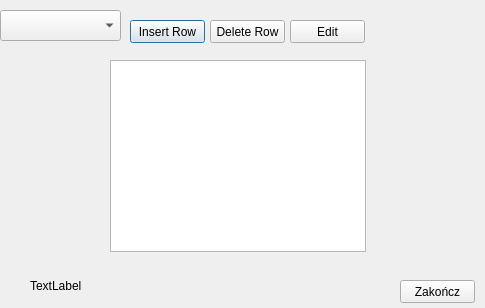
Above: DB_UI_main.ui from wkrt7/ZZP_project before the change. Below: the same form after it.
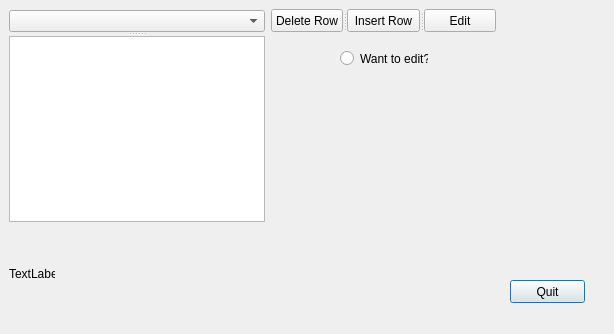
That is the form after the change.

Diff of the .ui file:
```diff
--- a/DB_UI_main.ui
+++ b/DB_UI_main.ui
@@ -6,97 +6,94 @@
    <rect>
     <x>0</x>
     <y>0</y>
-    <width>485</width>
-    <height>308</height>
+    <width>614</width>
+    <height>334</height>
    </rect>
   </property>
   <property name="windowTitle">
    <string>Dialog</string>
   </property>
-  <widget class="QComboBox" name="comboBox">
-   <property name="geometry">
-    <rect>
-     <x>0</x>
-     <y>10</y>
-     <width>121</width>
-     <height>31</height>
-    </rect>
-   </property>
-  </widget>
-  <widget class="QPushButton" name="pushButton">
-   <property name="geometry">
-    <rect>
-     <x>130</x>
-     <y>20</y>
-     <width>75</width>
-     <height>23</height>
-    </rect>
-   </property>
-   <property name="text">
-    <string>Insert Row</string>
-   </property>
-  </widget>
-  <widget class="QPushButton" name="pushButton_2">
-   <property name="geometry">
-    <rect>
-     <x>210</x>
-     <y>20</y>
-     <width>75</width>
-     <height>23</height>
-    </rect>
-   </property>
-   <property name="text">
-    <string>Delete Row</string>
-   </property>
-  </widget>
-  <widget class="QPushButton" name="pushButton_3">
-   <property name="geometry">
-    <rect>
-     <x>290</x>
-     <y>20</y>
-     <width>75</width>
-     <height>23</height>
-    </rect>
-   </property>
-   <property name="text">
-    <string>Edit</string>
-   </property>
-  </widget>
   <widget class="QPushButton" name="pushButton_4">
    <property name="geometry">
     <rect>
-     <x>400</x>
+     <x>510</x>
      <y>280</y>
      <width>75</width>
      <height>23</height>
     </rect>
    </property>
    <property name="text">
-    <string>Zakończ</string>
+    <string>Quit</string>
    </property>
   </widget>
   <widget class="QLabel" name="label">
    <property name="geometry">
     <rect>
-     <x>30</x>
-     <y>270</y>
-     <width>111</width>
-     <height>31</height>
+     <x>9</x>
+     <y>266</y>
+     <width>46</width>
+     <height>16</height>
     </rect>
    </property>
    <property name="text">
     <string>TextLabel</string>
    </property>
   </widget>
-  <widget class="QTableWidget" name="tableWidget">
+  <widget class="QRadioButton" name="radioButton">
    <property name="geometry">
     <rect>
-     <x>110</x>
-     <y>60</y>
+     <x>340</x>
+     <y>50</y>
+     <width>88</width>
+     <height>17</height>
+    </rect>
+   </property>
+   <property name="text">
+    <string>Want to edit?</string>
+   </property>
+  </widget>
+  <widget class="QSplitter" name="splitter">
+   <property name="geometry">
+    <rect>
+     <x>9</x>
+     <y>10</y>
      <width>256</width>
-     <height>192</height>
+     <height>212</height>
     </rect>
    </property>
+   <property name="orientation">
+    <enum>Qt::Vertical</enum>
+   </property>
+   <widget class="QComboBox" name="comboBox"/>
+   <widget class="QTableWidget" name="tableWidget"/>
+  </widget>
+  <widget class="QSplitter" name="splitter_2">
+   <property name="geometry">
+    <rect>
+     <x>271</x>
+     <y>9</y>
+     <width>225</width>
+     <height>23</height>
+    </rect>
+   </property>
+   <property name="orientation">
+    <enum>Qt::Horizontal</enum>
+   </property>
+   <widget class="QPushButton" name="pushButton_2">
+    <property name="text">
+     <string>Delete Row</string>
+    </property>
+   </widget>
+   <widget class="QPushButton" name="pushButton">
+    <property name="text">
+     <string>Insert Row</string>
+    </property>
+   </widget>
+   <widget class="QPushButton" name="pushButton_3">
+    <property name="text">
+     <string>Edit</string>
+    </property>
+   </widget>
   </widget>
  </widget>
  <resources/>
```
Left out of the diff: 27 changed lines with no effect on the pictures.
